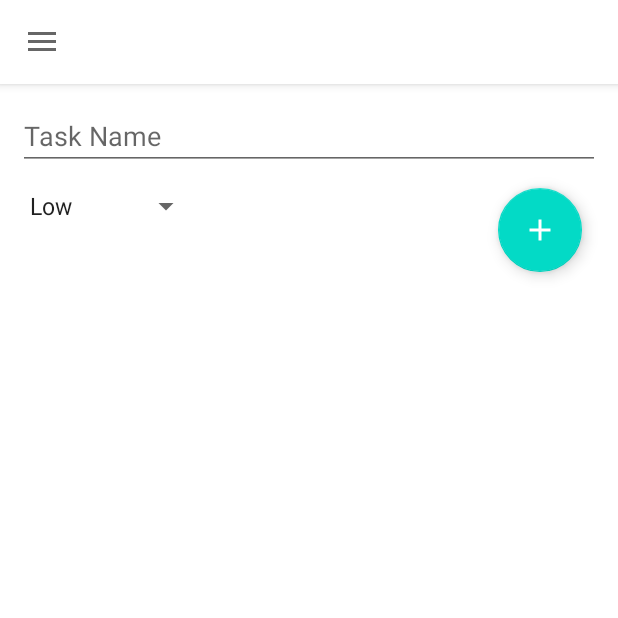
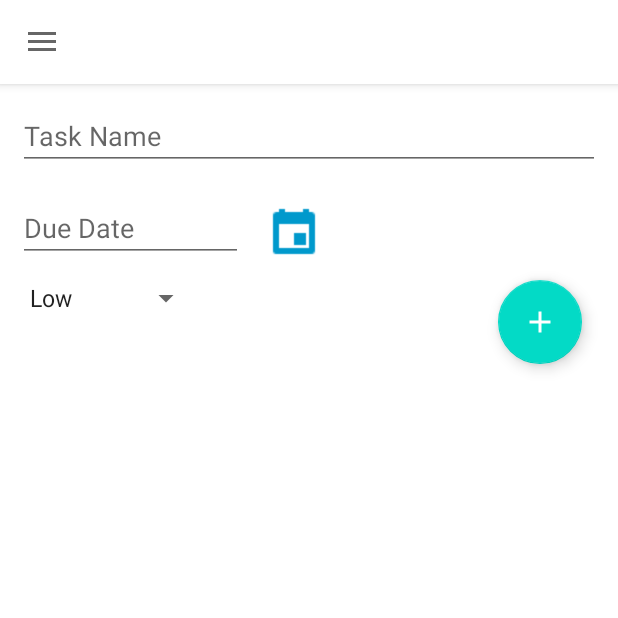
Before and after one commit to stelii/To-Do-List, an Android app: the AddEditFragment screen opened through its navigation route, on a phone screen of 412 x 824 dp, the top half of it. Run offline under Robolectric (Android 15) with nearby library versions, the phone set to English and light mode, and no system bars; our stand-ins replace Room's generated code; Roboto replaces fonts that are not available here.

Commit message:
I added a datepicker

```diff
--- a/app/src/main/java/my/projects/todolist/fragments/AddEditFragment.java
+++ b/app/src/main/java/my/projects/todolist/fragments/AddEditFragment.java
@@ -1,5 +1,6 @@
 package my.projects.todolist.fragments;
 
+import android.app.DatePickerDialog;
 import android.content.Context;
 import android.os.Bundle;
 
@@ -10,20 +11,22 @@ import androidx.lifecycle.ViewModelProvider;
 import androidx.navigation.NavController;
 import androidx.navigation.Navigation;
 
-import android.text.Editable;
-import android.text.TextWatcher;
 import android.util.Log;
-import android.view.KeyEvent;
 import android.view.LayoutInflater;
 import android.view.View;
 import android.view.ViewGroup;
 import android.view.inputmethod.InputMethodManager;
 import android.widget.ArrayAdapter;
+import android.widget.DatePicker;
 import android.widget.EditText;
+import android.widget.ImageView;
 import android.widget.Spinner;
 import android.widget.Toast;
 
 import com.google.android.material.floatingactionbutton.FloatingActionButton;
+
+import java.util.Calendar;
+import java.util.Date;
 
 import my.projects.todolist.R;
 import my.projects.todolist.database.Task;
@@ -34,6 +37,12 @@ import static android.content.ContentValues.TAG;
 
 public class AddEditFragment extends Fragment {
     private EditText taskNameInput ;
+    private ImageView datePicker ;
+    private EditText datePickerDisplay ;
+
+    private int mYear, mMonth, mDay , mHour, mMinute ;
+
+
     private FloatingActionButton addTaskFabButton ;
     private TaskViewModel mTaskViewModel ;
 
@@ -70,6 +79,14 @@ public class AddEditFragment extends Fragment {
                 ViewModelProvider.AndroidViewModelFactory.getInstance(getActivity().getApplication())).get(TaskViewModel.class);
 
         taskNameInput = view.findViewById(R.id.add_edit_fragment_task_name_input);
+        datePicker = view.findViewById(R.id.add_edit_fragment_task_date_input);
+        datePickerDisplay = view.findViewById(R.id.add_edit_fragment_task_date_display);
+        datePicker.setOnClickListener(new View.OnClickListener() {
+            @Override
+            public void onClick(View v) {
+                setDatePickerDialog();
+            }
+        });
         addTaskFabButton = view.findViewById(R.id.add_edit_fragment_fab_button_add_task);
         priorityChoiceSpinner = view.findViewById(R.id.add_edit_fragment_priority_choice_spinner);
 
@@ -122,6 +139,22 @@ public class AddEditFragment extends Fragment {
 
     }
 
+    private void setDatePickerDialog(){
+        final Calendar myCalendar = Calendar.getInstance();
+        mYear = myCalendar.get(Calendar.YEAR);
+        mMonth = myCalendar.get(Calendar.MONTH);
+        mDay = myCalendar.get(Calendar.DAY_OF_MONTH);
+
+        DatePickerDialog datePickerDialog = new DatePickerDialog(requireContext(), new DatePickerDialog.OnDateSetListener() {
+            @Override
+            public void onDateSet(DatePicker view, int year, int month, int dayOfMonth) {
+                datePickerDisplay.setText(dayOfMonth + "/" + (month+1) + "/" + year);
+            }
+        },mYear,mMonth,mDay);
+
+        datePickerDialog.show();
+    }
+
     private void hideKeyboard(View view){
         Context context = view.getContext();
         InputMethodManager imm = (InputMethodManager) context.getSystemService(Context.INPUT_METHOD_SERVICE);
--- a/app/src/main/res/layout/fragment_add_edit.xml
+++ b/app/src/main/res/layout/fragment_add_edit.xml
@@ -18,12 +18,35 @@
         app:layout_constraintEnd_toEndOf="parent"
         />
 
+    <EditText
+        android:id="@+id/add_edit_fragment_task_date_display"
+        android:layout_width="150dp"
+        android:layout_height="wrap_content"
+
+        android:layout_marginTop="16dp"
+        android:hint="Due Date"
+        app:layout_constraintTop_toBottomOf="@id/add_edit_fragment_task_name_input"
+        app:layout_constraintStart_toStartOf="parent"
+        />
+
+    <ImageView
+        android:id="@+id/add_edit_fragment_task_date_input"
+        android:layout_width="wrap_content"
+        android:layout_height="wrap_content"
+        android:layout_marginStart="16dp"
+        app:tint="@android:color/holo_blue_dark"
+
+        android:layout_marginTop="24dp"
+        android:src="@drawable/baseline_event_black_18dp"
+        app:layout_constraintStart_toEndOf="@id/add_edit_fragment_task_date_display"
+        app:layout_constraintTop_toBottomOf="@id/add_edit_fragment_task_name_input" />
+
     <Spinner
         android:id="@+id/add_edit_fragment_priority_choice_spinner"
         android:layout_width="wrap_content"
         android:layout_height="wrap_content"
         android:layout_marginTop="12dp"
-        app:layout_constraintTop_toBottomOf="@id/add_edit_fragment_task_name_input"
+        app:layout_constraintTop_toBottomOf="@id/add_edit_fragment_task_date_display"
         app:layout_constraintStart_toStartOf="parent"
         />
 
@@ -34,7 +57,7 @@
         android:src="@drawable/ic_baseline_add_24"
         app:tint="@android:color/white"
 
-        app:layout_constraintTop_toBottomOf="@id/add_edit_fragment_task_name_input"
+        app:layout_constraintTop_toBottomOf="@id/add_edit_fragment_task_date_display"
         app:layout_constraintEnd_toEndOf="parent"
         android:layout_margin="12dp"
         />
```
Also changed, not shown: app/src/main/res/values/strings.xml (+5 -5 lines), app/src/main/res/drawable/baseline_event_black_18dp.png (added).
